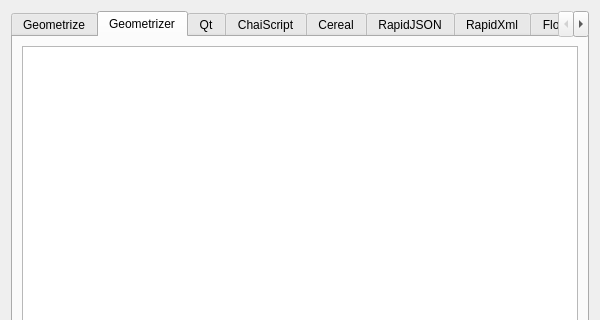
Tw1ddle/geometrize, file Geometrize/dialog/licensedialog.ui: the form before one commit; both pictures show x 0 to 600 and y 0 to 320 of the 600 by 500 pixel window.
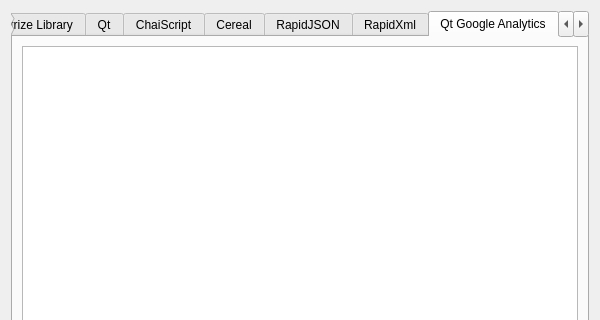
The form after the commit. The open tabs and pages were chosen to show the change.

Commit message: At qt-google-analytics submodule, add simple wrapper for the analytics

What changed in the file:
```diff
--- a/Geometrize/dialog/licensedialog.ui
+++ b/Geometrize/dialog/licensedialog.ui
@@ -53,7 +53,7 @@
      </widget>
      <widget class="QWidget" name="Geometrizer">
       <attribute name="title">
-       <string notr="true">Geometrizer</string>
+       <string notr="true">Geometrize Library</string>
       </attribute>
       <layout class="QVBoxLayout" name="verticalLayout_11">
        <item>
@@ -111,6 +111,16 @@
        </item>
       </layout>
      </widget>
+     <widget class="QWidget" name="QtGoogleAnalytics">
+      <attribute name="title">
+       <string>Qt Google Analytics</string>
+      </attribute>
+      <layout class="QVBoxLayout" name="verticalLayout_13">
+       <item>
+        <widget class="QTextBrowser" name="qtGoogleAnalyticsLicense"/>
+       </item>
+      </layout>
+     </widget>
      <widget class="QWidget" name="FlowLayout">
       <attribute name="title">
        <string notr="true">FlowLayout</string>
```
Left out of the diff: 6 changed lines with no effect on the pictures. The commit also changes 11 other files.
